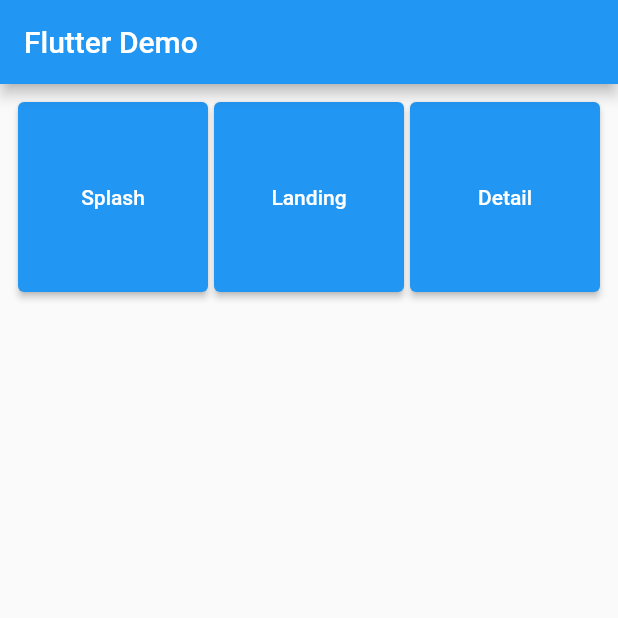
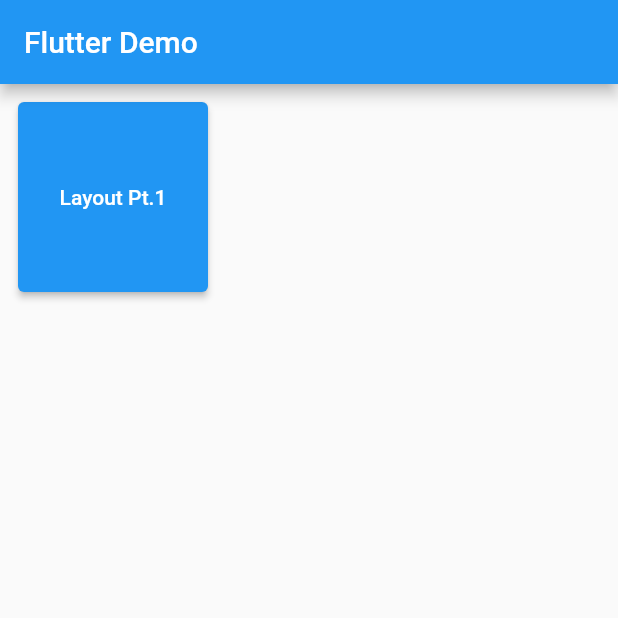
Before and after one commit to GLinBoy/romanjustcodes_workshops, a Flutter app: the screen it shows after launch, on a phone screen of 412 x 824 dp, the top half of it. Run offline on Flutter 3.47's test engine with Material 2 defaults, Android fonts, the phone set to English and light mode, and no system bars.

Commit message:
👌 IMPROVE: Updated Home items

```diff
--- a/lib/pages/home.dart
+++ b/lib/pages/home.dart
@@ -1,12 +1,8 @@
 import 'package:flutter/material.dart';
 import 'layout_part1/splash/splash.dart';
-import 'layout_part1/landing/landing.dart';
-import 'layout_part1/details/details.dart';
 
 final List<PageItem> pageItems = [
-  PageItem(label: 'Splash', page: const SplashPage()),
-  PageItem(label: 'Landing', page: const LandingPage()),
-  PageItem(label: 'Detail', page: const DetailsPage()),
+  PageItem(label: 'Layout Pt.1', page: const SplashPage()),
 ];
 
 class HomeScreen extends StatelessWidget {
```
